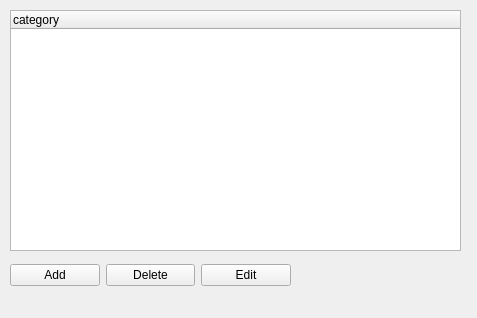
This is qt/apps/configurator/forms/init.ui in Wolframe/qtClient as Qt 5 draws it before an edit. The edited form follows.
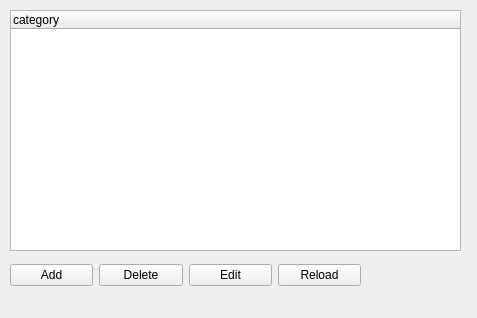
This is the edited form.

```diff
--- a/qt/apps/configurator/forms/init.ui
+++ b/qt/apps/configurator/forms/init.ui
@@ -42,7 +42,7 @@
     <rect>
      <x>10</x>
      <y>260</y>
-     <width>281</width>
+     <width>351</width>
      <height>31</height>
     </rect>
    </property>
@@ -91,7 +91,17 @@
        <string notr="true">edit</string>
       </property>
       <property name="global.id" stdset="0">
-       <string notr="true">16</string>
+       <string notr="true">{category.id}</string>
+      </property>
+     </widget>
+    </item>
+    <item>
+     <widget class="QPushButton" name="reload">
+      <property name="text">
+       <string>Reload</string>
+      </property>
+      <property name="form" stdset="0">
+       <string notr="true">init</string>
       </property>
      </widget>
     </item>
```
Left out of the diff: 1 changed line with no effect on the pictures.
